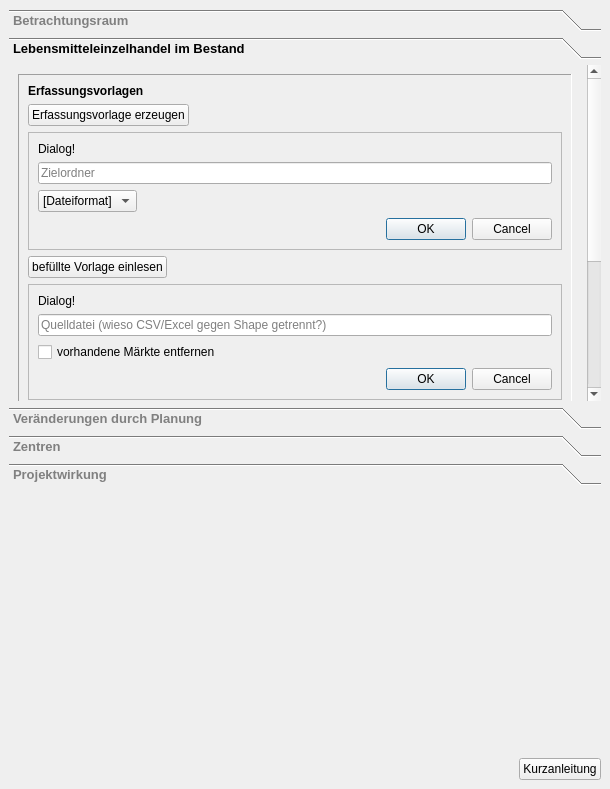
This is projektcheck/ui/ProjektCheck_dockwidget_analysis_08-SKSM.ui in projektcheck/ProjektCheck-QGIS as Qt 5 draws it before an edit. The edited form follows.
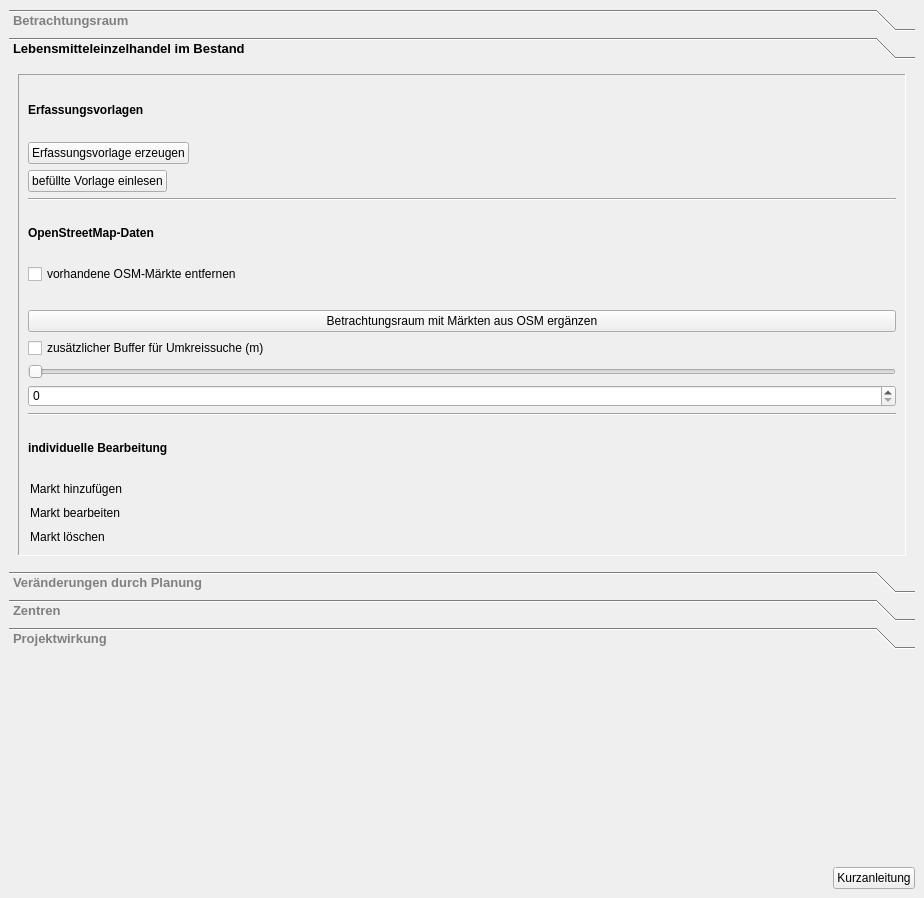
This is the edited form. The open tabs and pages were chosen to show the change. Icons and pictures are not drawn.

Commit message: first efforts modifying QToolBox appearance (next tab directly subsequent to its predecessor). seriously, this seems to be a standoff! Began switching some visibility-buttons to recalculate-checkboxes ...

What changed in the file:
```diff
--- a/projektcheck/ui/ProjektCheck_dockwidget_analysis_08-SKSM.ui
+++ b/projektcheck/ui/ProjektCheck_dockwidget_analysis_08-SKSM.ui
@@ -6,8 +6,8 @@
    <rect>
     <x>0</x>
     <y>0</y>
-    <width>610</width>
-    <height>789</height>
+    <width>924</width>
+    <height>898</height>
    </rect>
   </property>
   <property name="styleSheet">
@@ -56,24 +56,54 @@
    <layout class="QVBoxLayout" name="verticalLayout">
     <item>
      <widget class="QToolBox" name="toolBox">
+      <property name="minimumSize">
+       <size>
+        <width>0</width>
+        <height>640</height>
+       </size>
+      </property>
       <property name="currentIndex">
-       <number>0</number>
+       <number>1</number>
       </property>
       <widget class="QWidget" name="page">
        <property name="geometry">
         <rect>
          <x>0</x>
          <y>0</y>
-         <width>592</width>
-         <height>146</height>
+         <width>906</width>
+         <height>100</height>
         </rect>
        </property>
+       <property name="sizePolicy">
+        <sizepolicy hsizetype="Preferred" vsizetype="Maximum">
+         <horstretch>0</horstretch>
+         <verstretch>0</verstretch>
+        </sizepolicy>
+       </property>
+       <property name="maximumSize">
+        <size>
+         <width>16777215</width>
+         <height>100</height>
+        </size>
+       </property>
        <attribute name="label">
         <string>Betrachtungsraum</string>
        </attribute>
        <layout class="QVBoxLayout" name="verticalLayout_2">
         <item>
          <widget class="QFrame" name="frame_3">
+          <property name="sizePolicy">
+           <sizepolicy hsizetype="Preferred" vsizetype="Maximum">
+            <horstretch>0</horstretch>
+            <verstretch>0</verstretch>
+           </sizepolicy>
+          </property>
+          <property name="maximumSize">
+           <size>
+            <width>16777215</width>
+            <height>100</height>
+           </size>
+          </property>
           <property name="frameShape">
            <enum>QFrame::Panel</enum>
           </property>
@@ -84,11 +114,17 @@
            <item>
             <widget class="QPushButton" name="pushButton_39">
              <property name="sizePolicy">
-              <sizepolicy hsizetype="Fixed" vsizetype="Fixed">
+              <sizepolicy hsizetype="Fixed" vsizetype="Preferred">
                <horstretch>0</horstretch>
                <verstretch>0</verstretch>
               </sizepolicy>
              </property>
+             <property name="maximumSize">
+              <size>
+               <width>16777215</width>
+               <height>30</height>
+              </size>
+             </property>
              <property name="cursor">
               <cursorShape>PointingHandCursor</cursorShape>
              </property>
@@ -120,11 +156,17 @@
            <item>
             <widget class="QPushButton" name="pushButton_41">
              <property name="sizePolicy">
-              <sizepolicy hsizetype="Fixed" vsizetype="Fixed">
+              <sizepolicy hsizetype="Fixed" vsizetype="Preferred">
                <horstretch>0</horstretch>
                <verstretch>0</verstretch>
               </sizepolicy>
              </property>
+             <property name="maximumSize">
+              <size>
+               <width>16777215</width>
+               <height>30</height>
+              </size>
+             </property>
              <property name="cursor">
               <cursorShape>PointingHandCursor</cursorShape>
              </property>
@@ -163,37 +205,54 @@
         <rect>
          <x>0</x>
          <y>0</y>
-         <width>575</width>
-         <height>596</height>
+         <width>906</width>
+         <height>500</height>
         </rect>
        </property>
+       <property name="sizePolicy">
+        <sizepolicy hsizetype="MinimumExpanding" vsizetype="Fixed">
+         <horstretch>0</horstretch>
+         <verstretch>0</verstretch>
+        </sizepolicy>
+       </property>
+       <property name="minimumSize">
+        <size>
+         <width>0</width>
+         <height>500</height>
+        </size>
+       </property>
+       <property name="maximumSize">
+        <size>
+         <width>16777215</width>
+         <height>16777215</height>
+        </size>
+       </property>
        <attribute name="label">
         <string>Lebensmitteleinzelhandel im Bestand</string>
        </attribute>
-       <layout class="QGridLayout" name="gridLayout_3">
-        <item row="7" column="1" colspan="2">
-         <spacer name="verticalSpacer_2">
-          <property name="orientation">
-           <enum>Qt::Vertical</enum>
-          </property>
-          <property name="sizeHint" stdset="0">
-           <size>
-            <width>20</width>
-            <height>40</height>
-           </size>
-          </property>
-         </spacer>
-        </item>
-        <item row="0" column="1">
+       <layout class="QVBoxLayout" name="verticalLayout_8">
+        <item>
          <widget class="QFrame" name="frame_4">
+          <property name="sizePolicy">
+           <sizepolicy hsizetype="Preferred" vsizetype="Preferred">
+            <horstretch>0</horstretch>
+            <verstretch>0</verstretch>
+           </sizepolicy>
+          </property>
+          <property name="minimumSize">
+           <size>
+            <width>0</width>
+            <height>0</height>
+           </size>
+          </property>
           <property name="frameShape">
            <enum>QFrame::Panel</enum>
           </property>
           <property name="frameShadow">
            <enum>QFrame::Sunken</enum>
           </property>
-          <layout class="QGridLayout" name="gridLayout_5">
-           <item row="0" column="0">
+          <layout class="QVBoxLayout" name="verticalLayout_9">
+           <item>
             <widget class="QLabel" name="label_2">
              <property name="font">
               <font>
@@ -206,7 +265,7 @@
              </property>
             </widget>
            </item>
-           <item row="1" column="0">
+           <item>
             <widget class="QPushButton" name="pushButton_45">
              <property name="sizePolicy">
               <sizepolicy hsizetype="Fixed" vsizetype="Fixed">
@@ -229,77 +288,7 @@
              </property>
             </widget>
            </item>
-           <item row="2" column="0" colspan="4">
-            <widget class="QFrame" name="frame">
-             <property name="frameShape">
-              <enum>QFrame::StyledPanel</enum>
-             </property>
-             <property name="frameShadow">
-              <enum>QFrame::Raised</enum>
-             </property>
-             <layout class="QGridLayout" name="gridLayout">
-              <item row="2" column="0">
-               <widget class="QLabel" name="label_3">
-                <property name="text">
-                 <string>Dialog!</string>
-                </property>
-               </widget>
-              </item>
-              <item row="5" column="0" colspan="2">
-               <widget class="QDialogButtonBox" name="buttonBox">
-                <property name="standardButtons">
-                 <set>QDialogButtonBox::Cancel|QDialogButtonBox::Ok</set>
-                </property>
-               </widget>
-              </item>
-              <item row="4" column="0">
-               <widget class="QComboBox" name="comboBox_6">
-                <property name="sizePolicy">
-                 <sizepolicy hsizetype="Minimum" vsizetype="Fixed">
-                  <horstretch>0</horstretch>
-                  <verstretch>0</verstretch>
-                 </sizepolicy>
-                </property>
-                <property name="minimumSize">
-                 <size>
-                  <width>90</width>
-                  <height>0</height>
-                 </size>
-                </property>
-                <property name="currentText">
-                 <string>[Dateiformat]</string>
-                </property>
-                <item>
-                 <property name="text">
-                  <string>[Dateiformat]</string>
-                 </property>
-                </item>
-               </widget>
-              </item>
-              <item row="4" column="1">
-               <spacer name="horizontalSpacer_16">
-                <property name="orientation">
-                 <enum>Qt::Horizontal</enum>
-                </property>
-                <property name="sizeHint" stdset="0">
-                 <size>
-                  <width>40</width>
-                  <height>20</height>
-                 </size>
-                </property>
-               </spacer>
-              </item>
-              <item row="3" column="0" colspan="2">
-               <widget class="QLineEdit" name="lineEdit">
-                <property name="placeholderText">
-                 <string>Zielordner</string>
-                </property>
-               </widget>
-              </item>
-             </layout>
-            </widget>
-           </item>
-           <item row="3" column="0">
+           <item>
             <widget class="QPushButton" name="pushButton_46">
              <property name="sizePolicy">
               <sizepolicy hsizetype="Fixed" vsizetype="Fixed">
@@ -322,67 +311,14 @@
              </property>
             </widget>
            </item>
-           <item row="4" column="0" colspan="4">
-            <widget class="QFrame" name="frame_2">
-             <property name="frameShape">
-              <enum>QFrame::StyledPanel</enum>
-             </property>
-             <property name="frameShadow">
-              <enum>QFrame::Raised</enum>
-             </property>
-             <layout class="QGridLayout" name="gridLayout_2">
-              <item row="2" column="1">
-               <spacer name="horizontalSpacer_17">
-                <property name="orientation">
-                 <enum>Qt::Horizontal</enum>
-                </property>
-                <property name="sizeHint" stdset="0">
-                 <size>
-                  <width>40</width>
-                  <height>20</height>
-                 </size>
-                </property>
-               </spacer>
-              </item>
-              <item row="3" column="0" colspan="2">
-               <widget class="QDialogButtonBox" name="buttonBox_2">
-                <property name="standardButtons">
-                 <set>QDialogButtonBox::Cancel|QDialogButtonBox::Ok</set>
-                </property>
-               </widget>
-              </item>
-              <item row="1" column="0" colspan="2">
-               <widget class="QLineEdit" name="lineEdit_2">
-                <property name="placeholderText">
-                 <string>Quelldatei (wieso CSV/Excel gegen Shape getrennt?)</string>
-                </property>
-               </widget>
-              </item>
-              <item row="2" column="0">
-               <widget class="QCheckBox" name="checkBox_21">
-                <property name="text">
-                 <string>vorhandene Märkte entfernen</string>
-                </property>
-               </widget>
-              </item>
-              <item row="0" column="0">
-               <widget class="QLabel" name="label_4">
-                <property name="text">
-                 <string>Dialog!</string>
-                </property>
-               </widget>
-              </item>
-             </layout>
-            </widget>
-           </item>
-           <item row="5" column="0" colspan="4">
+           <item>
             <widget class="Line" name="line">
              <property name="orientation">
               <enum>Qt::Horizontal</enum>
              </property>
             </widget>
            </item>
-           <item row="6" column="0">
+           <item>
             <widget class="QLabel" name="label_5">
              <property name="font">
               <font>
@@ -395,24 +331,14 @@
              </property>
             </widget>
            </item>
-           <item row="7" column="0">
-            <widget class="QPushButton" name="pushButton">
-             <property name="sizePolicy">
-              <sizepolicy hsizetype="Minimum" vsizetype="Fixed">
-               <horstretch>0</horstretch>
-               <verstretch>0</verstretch>
-              </sizepolicy>
-             </property>
+           <item>
+            <widget class="QCheckBox" name="checkBox_22">
              <property name="text">
-              <string>Betrachtungsraum mit Märkten aus OSM ergänzen</string>
-             </property>
-             <property name="icon">
-              <iconset>
-               <normaloff>../../images/iconset_mob/20190619_iconset_mob_markets_osm_1.png</normaloff>../../images/iconset_mob/20190619_iconset_mob_markets_osm_1.png</iconset>
+              <string>vorhandene OSM-Märkte entfernen</string>
              </property>
             </widget>
            </item>
-           <item row="7" column="1">
+           <item>
             <spacer name="horizontalSpacer">
              <property name="orientation">
               <enum>Qt::Horizontal</enum>
@@ -425,28 +351,31 @@
              </property>
             </spacer>
            </item>
-           <item row="7" column="2" colspan="2">
-            <widget class="QCheckBox" name="checkBox_22">
+           <item>
+            <widget class="QPushButton" name="pushButton">
+             <property name="sizePolicy">
+              <sizepolicy hsizetype="Minimum" vsizetype="Fixed">
+               <horstretch>0</horstretch>
+               <verstretch>0</verstretch>
+              </sizepolicy>
+             </property>
              <property name="text">
-              <string>vorhandene OSM-Märkte entfernen</string>
+              <string>Betrachtungsraum mit Märkten aus OSM ergänzen</string>
+             </property>
+             <property name="icon">
+              <iconset>
+               <normaloff>../../images/iconset_mob/20190619_iconset_mob_markets_osm_1.png</normaloff>../../images/iconset_mob/20190619_iconset_mob_markets_osm_1.png</iconset>
              </property>
             </widget>
            </item>
-           <item row="8" column="2" colspan="2">
+           <item>
             <widget class="QCheckBox" name="checkBox_23">
              <property name="text">
               <string>zusätzlicher Buffer für Umkreissuche (m)</string>
              </property>
             </widget>
            </item>
-           <item row="9" column="2">
-            <widget class="QSpinBox" name="spinBox">
-             <property name="maximum">
-              <number>10000</number>
-             </property>
-            </widget>
-           </item>
-           <item row="9" column="3">
+           <item>
             <widget class="QSlider" name="horizontalSlider">
              <property name="maximum">
               <number>10000</number>
@@ -456,14 +385,21 @@
              </property>
             </widget>
            </item>
-           <item row="10" column="0" colspan="4">
+           <item>
+            <widget class="QSpinBox" name="spinBox">
+             <property name="maximum">
+              <number>10000</number>
+             </property>
+            </widget>
+           </item>
+           <item>
             <widget class="Line" name="line_2">
              <property name="orientation">
               <enum>Qt::Horizontal</enum>
              </property>
             </widget>
            </item>
-           <item row="11" column="0">
+           <item>
             <widget class="QLabel" name="label_6">
              <property name="font">
               <font>
@@ -476,7 +412,7 @@
              </property>
             </widget>
            </item>
-           <item row="12" column="0">
+           <item>
             <widget class="QPushButton" name="pushButton_31">
              <property name="sizePolicy">
               <sizepolicy hsizetype="Fixed" vsizetype="Fixed">
@@ -512,7 +448,7 @@
              </property>
             </widget>
            </item>
-           <item row="13" column="0">
+           <item>
             <widget class="QPushButton" name="pushButton_32">
              <property name="sizePolicy">
               <sizepolicy hsizetype="Fixed" vsizetype="Fixed">
@@ -548,7 +484,7 @@
              </property>
             </widget>
            </item>
-           <item row="14" column="0">
+           <item>
             <widget class="QPushButton" name="pushButton_33">
              <property name="sizePolicy">
               <sizepolicy hsizetype="Fixed" vsizetype="Fixed">
@@ -594,8 +530,8 @@
         <rect>
          <x>0</x>
          <y>0</y>
-         <width>592</width>
-         <height>214</height>
+         <width>906</width>
+         <height>505</height>
         </rect>
        </property>
        <attribute name="label">
@@ -778,8 +714,8 @@
         <rect>
          <x>0</x>
          <y>0</y>
-         <width>592</width>
-         <height>180</height>
+         <width>906</width>
+         <height>505</height>
         </rect>
        </property>
        <attribute name="label">
@@ -906,19 +842,6 @@
           </layout>
          </widget>
         </item>
-        <item>
-         <spacer name="verticalSpacer_4">
-          <property name="orientation">
-           <enum>Qt::Vertical</enum>
-          </property>
-          <property name="sizeHint" stdset="0">
-           <size>
-            <width>20</width>
-            <height>40</height>
-           </size>
-          </property>
-         </spacer>
-        </item>
        </layout>
       </widget>
       <widget class="QWidget" name="page_5">
@@ -926,27 +849,14 @@
         <rect>
          <x>0</x>
          <y>0</y>
-         <width>592</width>
-         <height>159</height>
+         <width>906</width>
+         <height>505</height>
         </rect>
        </property>
        <attribute name="label">
         <string>Projektwirkung</string>
        </attribute>
        <layout class="QGridLayout" name="gridLayout_4">
-        <item row="1" column="1">
-         <spacer name="verticalSpacer_5">
-          <property name="orientation">
-           <enum>Qt::Vertical</enum>
-          </property>
-          <property name="sizeHint" stdset="0">
-           <size>
-            <width>20</width>
-            <height>40</height>
-           </size>
-          </property>
-         </spacer>
-        </item>
         <item row="0" column="0">
          <widget class="QFrame" name="frame_7">
           <property name="frameShape">
@@ -1001,12 +911,25 @@
           </layout>
          </widget>
         </item>
+        <item row="1" column="1">
+         <spacer name="verticalSpacer_5">
+          <property name="orientation">
+           <enum>Qt::Vertical</enum>
+          </property>
+          <property name="sizeHint" stdset="0">
+           <size>
+            <width>20</width>
+            <height>40</height>
+           </size>
+          </property>
+         </spacer>
+        </item>
        </layout>
       </widget>
      </widget>
     </item>
     <item>
-     <spacer name="verticalSpacer_8">
+     <spacer name="verticalSpacer_4">
       <property name="orientation">
        <enum>Qt::Vertical</enum>
       </property>
@@ -1019,20 +942,7 @@
      </spacer>
     </item>
     <item>
-     <spacer name="verticalSpacer_7">
-      <property name="orientation">
-       <enum>Qt::Vertical</enum>
-      </property>
-      <property name="sizeHint" stdset="0">
-       <size>
-        <width>20</width>
-        <height>40</height>
-       </size>
-      </property>
-     </spacer>
-    </item>
-    <item>
-     <spacer name="verticalSpacer_6">
+     <spacer name="verticalSpacer_2">
       <property name="orientation">
        <enum>Qt::Vertical</enum>
       </property>
```
Left out of the diff: 32 changed lines with no effect on the pictures. The commit also changes 7 other files.
